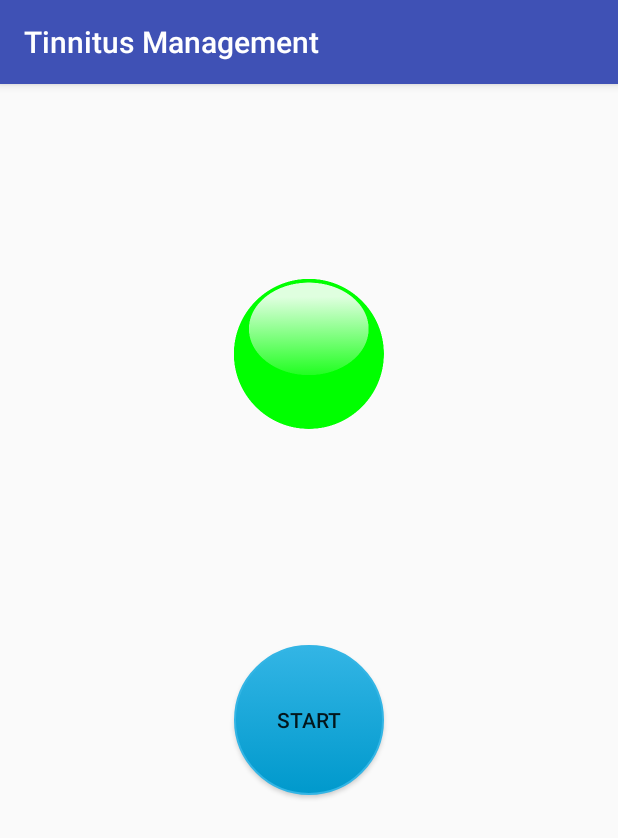
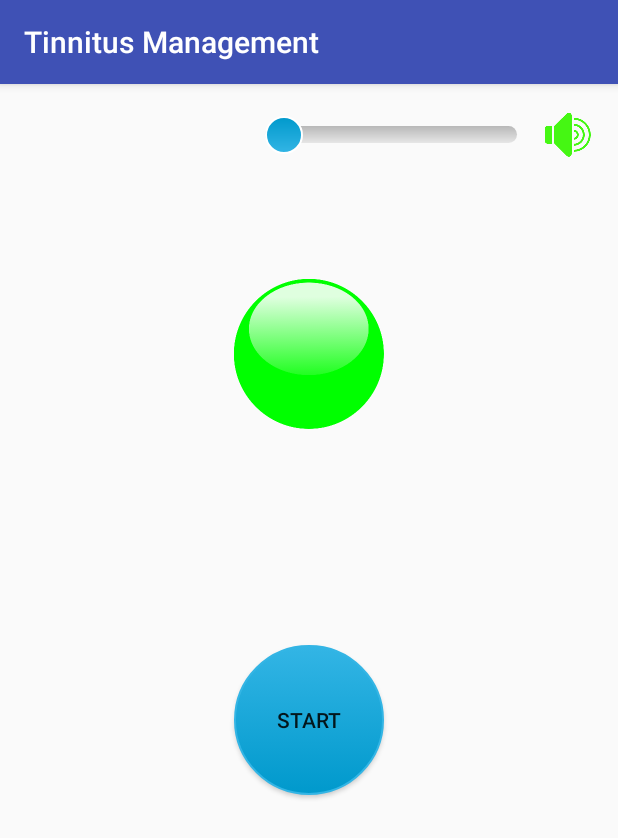
Before and after one commit to Boshoff93/TinnitusManagement, an Android app: the BreathControl screen opened directly, with no data from a screen before it, on a phone screen of 412 x 824 dp. Shown: the top 838 px of the screen. Run offline under Robolectric (Android 15) with nearby library versions, the phone set to English and light mode, and no system bars.

Commit message:
Added breath control feature. (basic)

```diff
--- a/app/src/main/java/com/example/wiehan/tinnitusmanagement/BreathControl.java
+++ b/app/src/main/java/com/example/wiehan/tinnitusmanagement/BreathControl.java
@@ -1,16 +1,23 @@
 package com.example.wiehan.tinnitusmanagement;
 
+
+import android.content.Context;
+import android.media.AudioManager;
+import android.media.MediaPlayer;
 import android.os.Bundle;
+import android.os.Handler;
+import android.provider.MediaStore;
 import android.support.v7.app.AppCompatActivity;
 import android.view.View;
 import android.view.animation.Animation;
 import android.view.animation.AnimationUtils;
-import android.widget.Button;
-
+import android.widget.Button;import android.widget.ImageButton;
+import android.widget.SeekBar;
 
 
 public class BreathControl extends AppCompatActivity {
-    int globalCount = 0 ;
+    int globalCount = 0;
+    MediaPlayer mp;
 
     @Override
     protected void onCreate(Bundle savedInstanceState) {
@@ -22,16 +29,100 @@ public class BreathControl extends AppCompatActivity {
 
         final Animation scaleSmaller = AnimationUtils.loadAnimation(this, R.anim.scale_smaller);
 
-        Button buttonBreath = (Button) findViewById(R.id.buttunBreath);
+        final ImageButton playButton = (ImageButton) findViewById(R.id.playButton);
+        playButton.setTag(1);
+
+        final Button buttonBreath = (Button) findViewById(R.id.buttunBreath);
+
+        mp = MediaPlayer.create(this, R.raw.whitenoise);
+
+        final SeekBar volumeSeekbar = (SeekBar) findViewById(R.id.volumeAdjust);
+
+        final AudioManager audioManager = (AudioManager) getSystemService(Context.AUDIO_SERVICE); ;
+
+        volumeSeekbar.setMax(audioManager.getStreamMaxVolume(AudioManager.STREAM_MUSIC));
+        volumeSeekbar.setProgress(audioManager.getStreamVolume(AudioManager.STREAM_MUSIC));
+
+        //Update the MediaPlayer's position while the user drags the SeekBar
+        volumeSeekbar.setOnSeekBarChangeListener(new SeekBar.OnSeekBarChangeListener() {
+
+            @Override
+            public void onStopTrackingTouch(SeekBar seekBar) {
+
+            }
+
+            @Override
+            public void onStartTrackingTouch(SeekBar seekBar) {
+
+            }
+
+            @Override
+            public void onProgressChanged(SeekBar seekBar, int progress, boolean fromUser) {
+                audioManager.setStreamVolume(AudioManager.STREAM_MUSIC, progress, 0);
+            }
+        });
+
         buttonBreath.setOnClickListener(new View.OnClickListener() {
             @Override
             public void onClick(View v) {
+                startButtonAnimation(buttonBreath, view, scaleBigger, scaleSmaller, mp);
+            }
+        });
+
+        playButton.setOnClickListener(new View.OnClickListener() {
+            @Override
+            public void onClick(View v) {
+                if (playButton.getTag().equals(1)) {
+                    playButton.setImageResource(R.drawable.mute);
+                    playButton.setTag(2);
+                    mp.setVolume(0, 0);
+                } else {
+                    playButton.setImageResource(R.drawable.play);
+                    playButton.setTag(1);
+                    mp.setVolume(1, 1);
+                }
+            }
+        });
+
+
+    }
+
+    @Override
+    protected void onDestroy() {
+        super.onDestroy();
+        mp.stop();
+    }
+
+    public void startButtonAnimation(Button buttonBreath, final View view, final Animation scaleBigger, final Animation scaleSmaller, final MediaPlayer mp) {
+        final Animation myAnim = AnimationUtils.loadAnimation(this, R.anim.bounce);
+        buttonBreath.startAnimation(myAnim);
+
+        // Use bounce interpolator with amplitude 0.2 and frequency 20
+        // 0.2 is the bounce amplitude and 20 is the frequency
+        MyBounceInterpolator interpolator = new MyBounceInterpolator(0.3, 25);
+        myAnim.setInterpolator(interpolator);
+
+        myAnim.setAnimationListener(new Animation.AnimationListener() {
+
+            @Override
+            public void onAnimationStart(Animation animation) {
+            }
+
+            @Override
+            public void onAnimationRepeat(Animation animation) {
+            }
+
+            //Once Animation ends change screens
+            @Override
+            public void onAnimationEnd(Animation animation) {
+                mp.start();
                 expandBubble(view, scaleBigger, scaleSmaller);
             }
         });
+
     }
 
-        //If continue button is pressed go back to the selector screen.
+    //If continue button is pressed go back to the selector screen.
     public void expandBubble(final View view, final Animation scaleBigger, final Animation scaleSmaller) {
         view.startAnimation(scaleBigger);
 
@@ -49,6 +140,7 @@ public class BreathControl extends AppCompatActivity {
             @Override
             public void onAnimationEnd(Animation animation) {
                 contractBubble(view, scaleBigger, scaleSmaller);
+                scaleBigger.setDuration(scaleBigger.getDuration() + 200);
             }
         });
 
@@ -57,7 +149,7 @@ public class BreathControl extends AppCompatActivity {
     public void contractBubble(final View view, final Animation scaleBigger, final Animation scaleSmaller) {
         view.startAnimation(scaleSmaller);
 
-        scaleBigger.setAnimationListener(new Animation.AnimationListener() {
+        scaleSmaller.setAnimationListener(new Animation.AnimationListener() {
 
             @Override
             public void onAnimationStart(Animation animation) {
@@ -70,15 +162,19 @@ public class BreathControl extends AppCompatActivity {
             //Once Animation ends change screens
             @Override
             public void onAnimationEnd(Animation animation) {
-                globalCount++ ;
 
-                if (globalCount <5) {
+                globalCount++;
+                scaleSmaller.setDuration(scaleSmaller.getDuration() + 200);
+
+                if (globalCount < 15) {
                     expandBubble(view, scaleBigger, scaleSmaller);
+                } else {
+                    scaleBigger.setDuration(2000);
+                    scaleSmaller.setDuration(2000);
                 }
 
             }
         });
 
     }
-
-    }
+}
--- a/app/src/main/java/com/example/wiehan/tinnitusmanagement/SelectActivity.java
+++ b/app/src/main/java/com/example/wiehan/tinnitusmanagement/SelectActivity.java
@@ -18,6 +18,8 @@ public class SelectActivity extends AppCompatActivity {
         final ImageButton twoBackButton = (ImageButton) findViewById(R.id.twoBackButton);
 
         final ImageButton breathingButton = (ImageButton) findViewById(R.id.breathingButton);
+
+
 
         //Changes screens when button is clicked.
         twoBackButton.setOnClickListener(new View.OnClickListener() {
--- a/app/src/main/res/anim/scale_bigger.xml
+++ b/app/src/main/res/anim/scale_bigger.xml
@@ -4,11 +4,11 @@ xmlns:android="http://schemas.android.com/apk/res/android">
 <scale
     android:interpolator="@android:anim/accelerate_decelerate_interpolator"
     android:fromXScale="1.0"
-    android:toXScale="1.4"
+    android:toXScale="1.8"
     android:fromYScale="1.0"
-    android:toYScale="1.4"
+    android:toYScale="1.8"
     android:pivotX="50%"
     android:pivotY="50%"
     android:fillAfter="false"
-    android:duration="5000" />
+    android:duration="2000" />
 </set>
--- a/app/src/main/res/anim/scale_smaller.xml
+++ b/app/src/main/res/anim/scale_smaller.xml
@@ -3,12 +3,12 @@
     xmlns:android="http://schemas.android.com/apk/res/android">
     <scale
         android:interpolator="@android:anim/accelerate_decelerate_interpolator"
-        android:fromXScale="1.4"
-        android:toXScale="0.6"
-        android:fromYScale="1.4"
-        android:toYScale="0.6"
+        android:fromXScale="1.8"
+        android:toXScale="1.0"
+        android:fromYScale="1.8"
+        android:toYScale="1.0"
         android:pivotX="50%"
         android:pivotY="50%"
         android:fillAfter="false"
-        android:duration="5000" />
+        android:duration="2000" />
 </set>
--- /dev/null
+++ b/app/src/main/res/drawable/progress_drawable.xml
@@ -0,0 +1,25 @@
+<?xml version="1.0" encoding="utf-8"?>
+<layer-list xmlns:android="http://schemas.android.com/apk/res/android">
+    <item android:id="@android:id/background">
+        <shape>
+            <gradient
+                android:startColor="#b8b8b8"
+                android:endColor="#e6e6e6"
+                android:angle="-90" />
+            <size
+                android:height="13dp"
+                android:width="13dp" />
+            <corners android:radius="7dp" />
+        </shape>
+    </item>
+    <item android:id="@android:id/progress">
+        <clip>
+            <shape>
+                <gradient
+                    android:startColor="@android:color/holo_blue_light"
+                    android:endColor="@android:color/holo_blue_bright" />
+                <corners android:radius="7dp" />
+            </shape>
+        </clip>
+    </item>
+</layer-list>
--- /dev/null
+++ b/app/src/main/res/drawable/thumb_drawable.xml
@@ -0,0 +1,15 @@
+<?xml version="1.0" encoding="utf-8"?>
+<shape
+    xmlns:android="http://schemas.android.com/apk/res/android"
+    android:shape="oval">
+    <gradient
+        android:startColor="@android:color/holo_blue_dark"
+        android:endColor="@android:color/holo_blue_light"
+        android:angle="-90" />
+    <size
+        android:width="25dp"
+        android:height="25dp" />
+    <stroke
+        android:width="1dp"
+        android:color="#FFF" />
+</shape>
--- a/app/src/main/res/layout/activity_breath_control.xml
+++ b/app/src/main/res/layout/activity_breath_control.xml
@@ -29,4 +29,34 @@
         android:layout_marginTop="114dp"
         android:layout_alignParentTop="true"
         android:layout_alignStart="@+id/buttunBreath" />
+
+    <ImageButton
+        android:id="@+id/playButton"
+        android:layout_width="35dp"
+        android:layout_height="35dp"
+        android:layout_alignParentEnd="true"
+        android:layout_alignParentTop="true"
+        android:background="#00000000"
+        app:srcCompat="@drawable/play" />
+
+    <SeekBar
+        android:id="@+id/volumeAdjust"
+        android:layout_width="300px"
+        android:layout_height="20dp"
+        android:max="100"
+        android:paddingLeft="0dp"
+        android:paddingRight="0dp"
+        android:paddingTop="12dp"
+        android:paddingBottom="12dp"
+        android:progress="50"
+        android:progressDrawable="@drawable/progress_drawable"
+        android:splitTrack="false"
+        android:thumb="@drawable/thumb_drawable"
+        android:thumbOffset="0dp"
+        android:layout_toStartOf="@+id/playButton"
+        android:layout_alignParentTop="true"
+        android:layout_alignBottom="@+id/playButton" />
+
+        />
+
 </RelativeLayout>
--- a/build.gradle
+++ b/build.gradle
@@ -5,7 +5,7 @@ buildscript {
         jcenter()
     }
     dependencies {
-        classpath 'com.android.tools.build:gradle:2.2.3'
+        classpath 'com.android.tools.build:gradle:2.3.2'
 
         // NOTE: Do not place your application dependencies here; they belong
         // in the individual module build.gradle files
```
Also changed, not shown: app/src/main/res/layout/select_activity.xml (+6 -6 lines), app/src/main/res/drawable-xxhdpi/lungsnew.png (added), app/src/main/res/drawable-xxhdpi/mute.png (added), app/src/main/res/drawable-xxhdpi/play.png (added), gradle/wrapper/gradle-wrapper.properties, 1 other file.
